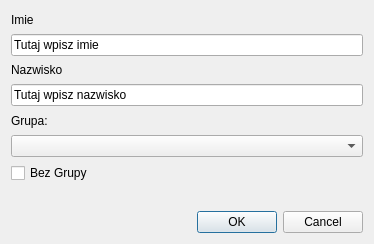
Qt form dodaj_dialog.ui (IPP-Projekt/Uczelnia_z_bibloteka_klas) before a commit.
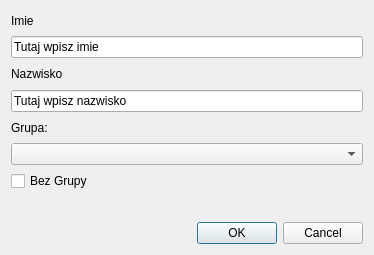
The same form after that commit.

Commit message: Zmiana okna dodawania studenta

```diff
--- a/dodaj_dialog.ui
+++ b/dodaj_dialog.ui
@@ -7,7 +7,7 @@
     <x>0</x>
     <y>0</y>
     <width>374</width>
-    <height>244</height>
+    <height>255</height>
    </rect>
   </property>
   <property name="windowTitle">
```
